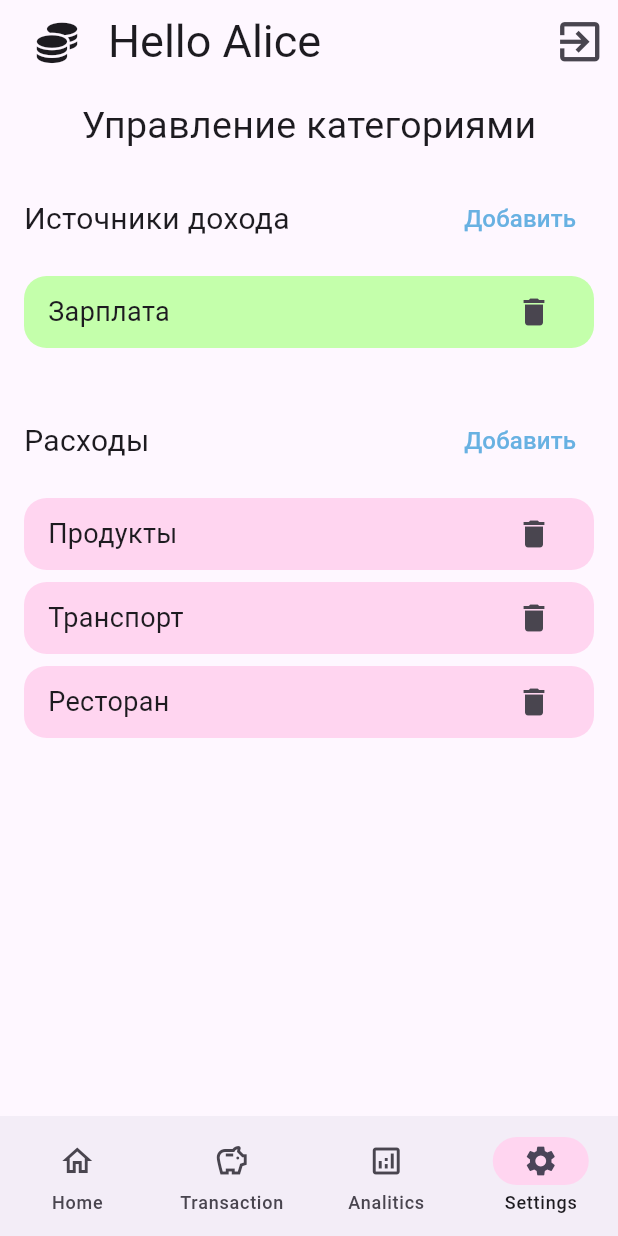
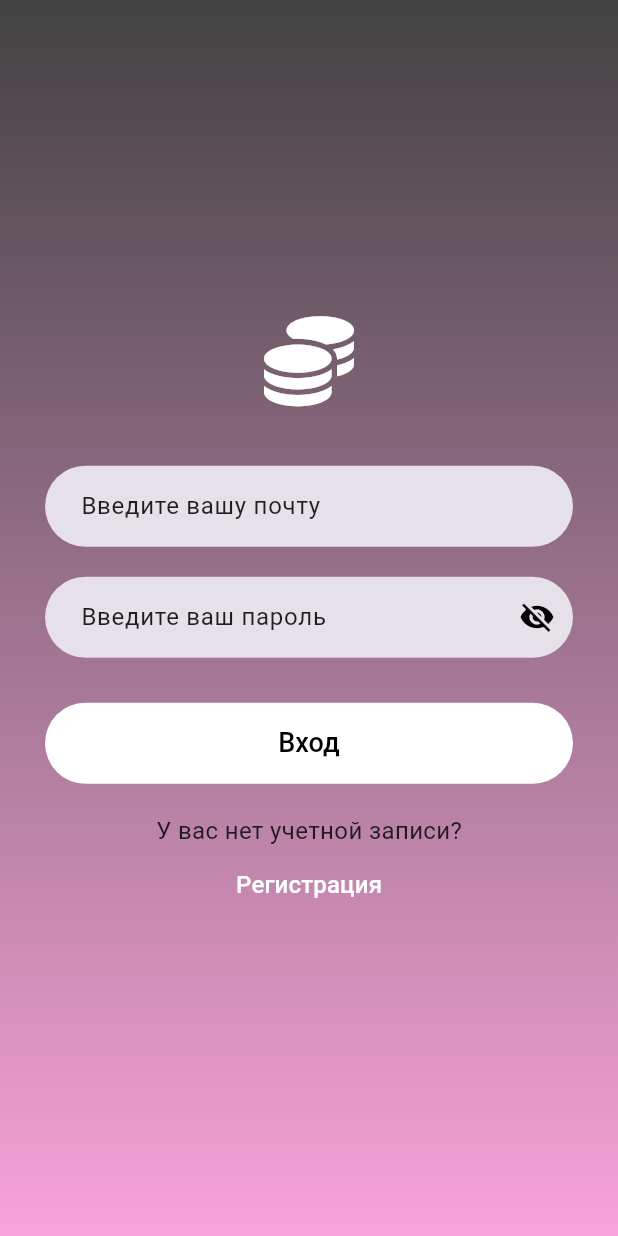
Before and after one commit to CodeByNica/finance-tracker, a Flutter app: the MyHomePage screen opened directly, item 4 of the bottom bar chosen, after a tap on the "exit to app" icon, on a phone screen of 412 x 824 dp. Run offline on Flutter 3.47's test engine with Material 3 defaults, Android fonts, the phone set to English and light mode, and no system bars; our stand-ins replace fl_chart, flutter_speed_dial, font_awesome_flutter.

Commit message:
Добавила экран входа\регистрации и настроила их

```diff
--- a/lib/main.dart
+++ b/lib/main.dart
@@ -1,8 +1,5 @@
 import 'package:flutter/material.dart';
-import 'package:hikari/widgets/home_widgets.dart';
-import 'package:hikari/widgets/transaction_widgets.dart';
-import 'package:hikari/widgets/analitic_widgets.dart';
-import 'package:hikari/widgets/settings_widgets.dart';
+import 'package:hikari/pages/start_page.dart';
 
 void main() {
   runApp(const Home());
@@ -13,74 +10,6 @@ class Home extends StatelessWidget {
 
   @override
   Widget build(BuildContext context) {
-    return MaterialApp(
-      home: const MyHomePage(),
-      debugShowCheckedModeBanner: false,
-    );
+    return MaterialApp(home: StartPage(), debugShowCheckedModeBanner: false);
   }
 }
-
-class MyHomePage extends StatefulWidget {
-  const MyHomePage({super.key});
-  @override
-  State<MyHomePage> createState() => _MyHomePageState();
-}
-
-class _MyHomePageState extends State<MyHomePage> {
-  int currentPageIndex = 0;
-
-  void onSelectedItem(int index) {
-    setState(() {
-      currentPageIndex = index;
-    });
-  }
-
-  Widget getCurrentPage() {
-    switch (currentPageIndex) {
-      case 0:
-        return HomeWidget();
-      case 1:
-        return TransactionWidget();
-      case 2:
-        return AnaliticWidget();
-      case 3:
-        return SettingsWidget();
-      default:
-        return const Center(child: Text('Page???'));
-    }
-  }
-
-  @override
-  Widget build(BuildContext context) {
-    return Scaffold(
-      body: getCurrentPage(),
-      bottomNavigationBar: NavigationBar(
-        onDestinationSelected: onSelectedItem,
-        selectedIndex: currentPageIndex,
-        indicatorColor: Color(0xFFFFD5F0),
-        destinations: const <Widget>[
-          NavigationDestination(
-            icon: Icon(Icons.home_outlined),
-            label: 'Home',
-            selectedIcon: Icon(Icons.home),
-          ),
-          NavigationDestination(
-            icon: Icon(Icons.savings_outlined),
-            label: 'Transaction',
-            selectedIcon: Icon(Icons.savings),
-          ),
-          NavigationDestination(
-            icon: Icon(Icons.analytics_outlined),
-            label: 'Analitics',
-            selectedIcon: Icon(Icons.analytics),
-          ),
-          NavigationDestination(
-            icon: Icon(Icons.settings_outlined),
-            label: 'Settings',
-            selectedIcon: Icon(Icons.settings),
-          ),
-        ],
-      ),
-    );
-  }
-}
--- /dev/null
+++ b/lib/pages/home_page.dart
@@ -0,0 +1,70 @@
+import 'package:flutter/material.dart';
+import 'package:hikari/widgets/home_widgets.dart';
+import 'package:hikari/widgets/transaction_widgets.dart';
+import 'package:hikari/widgets/analitic_widgets.dart';
+import 'package:hikari/widgets/settings_widgets.dart';
+
+class MyHomePage extends StatefulWidget {
+  const MyHomePage({super.key});
+  @override
+  State<MyHomePage> createState() => _MyHomePageState();
+}
+
+class _MyHomePageState extends State<MyHomePage> {
+  int currentPageIndex = 0;
+
+  void onSelectedItem(int index) {
+    setState(() {
+      currentPageIndex = index;
+    });
+  }
+
+  Widget getCurrentPage() {
+    switch (currentPageIndex) {
+      case 0:
+        return HomeWidget();
+      case 1:
+        return TransactionWidget();
+      case 2:
+        return AnaliticWidget();
+      case 3:
+        return SettingsWidget();
+      default:
+        return const Center(child: Text('Page???'));
+    }
+  }
+
+  @override
+  Widget build(BuildContext context) {
+    return Scaffold(
+      body: getCurrentPage(),
+      bottomNavigationBar: NavigationBar(
+        onDestinationSelected: onSelectedItem,
+        selectedIndex: currentPageIndex,
+        indicatorColor: Color(0xFFFFD5F0),
+        destinations: const <Widget>[
+          NavigationDestination(
+            icon: Icon(Icons.home_outlined),
+            label: 'Home',
+            selectedIcon: Icon(Icons.home),
+          ),
+          NavigationDestination(
+            icon: Icon(Icons.savings_outlined),
+            label: 'Transaction',
+            selectedIcon: Icon(Icons.savings),
+          ),
+          NavigationDestination(
+            icon: Icon(Icons.analytics_outlined),
+            label: 'Analitics',
+            selectedIcon: Icon(Icons.analytics),
+          ),
+          NavigationDestination(
+            icon: Icon(Icons.settings_outlined),
+            label: 'Settings',
+            selectedIcon: Icon(Icons.settings),
+          ),
+        ],
+      ),
+    );
+  }
+}
--- /dev/null
+++ b/lib/pages/start_page.dart
@@ -0,0 +1,174 @@
+import 'package:flutter/material.dart';
+import 'package:font_awesome_flutter/font_awesome_flutter.dart';
+import 'package:hikari/pages/registration_page.dart';
+import 'package:hikari/pages/home_page.dart';
+import 'package:hikari/models/user.dart';
+import 'package:hikari/user_list.dart';
+
+class StartPage extends StatefulWidget {
+  const StartPage({super.key});
+  @override
+  State<StartPage> createState() => _StartPageState();
+}
+
+class _StartPageState extends State<StartPage> {
+  bool _isPasswordVisible = false;
+  final TextEditingController _emailController = TextEditingController();
+  final TextEditingController _passwordController = TextEditingController();
+
+  void _login() {
+    String email = _emailController.text.trim();
+    String password = _passwordController.text;
+
+    if (email.isEmpty || password.isEmpty) {
+      _showError('Заполните все поля');
+      return;
+    }
+
+    User? user = users.firstWhere(
+      (u) => u.email == email && u.password == password,
+      orElse: () => User(id: '', name: '', email: '', password: ''),
+    );
+
+    if (user.id.isEmpty) {
+      _showError('Неверная почта или пароль');
+    } else {
+      Navigator.pushReplacement(
+        context,
+        MaterialPageRoute(builder: (context) => const MyHomePage()),
+      );
+    }
+  }
+
+  void _showError(String message) {
+    ScaffoldMessenger.of(
+      context,
+    ).showSnackBar(SnackBar(content: Text(message)));
+  }
+
+  @override
+  Widget build(BuildContext context) {
+    return Scaffold(
+      body: SingleChildScrollView(
+        child: Container(
+          height: MediaQuery.of(context).size.height,
+          decoration: BoxDecoration(
+            gradient: LinearGradient(
+              begin: Alignment.topCenter,
+              end: Alignment.bottomCenter,
+              colors: [
+                Colors.grey.shade800,
+                Color.fromARGB(255, 248, 163, 218),
+              ],
+            ),
+          ),
+          child: Center(
+            child: Padding(
+              padding: const EdgeInsets.symmetric(horizontal: 30),
+              child: Column(
+                mainAxisSize: MainAxisSize.min,
+                children: [
+                  Icon(FontAwesomeIcons.coins, size: 60, color: Colors.white),
+                  SizedBox(height: 40),
+                  TextField(
+                    controller: _emailController,
+                    keyboardType: TextInputType.emailAddress,
+                    style: const TextStyle(color: Colors.black87),
+                    decoration: InputDecoration(
+                      labelText: 'Введите вашу почту',
+                      labelStyle: TextStyle(color: Colors.black87),
+                      hintText: 'Почта',
+                      hintStyle: TextStyle(color: Colors.black54),
+                      filled: true,
+                      border: OutlineInputBorder(
+                        borderRadius: BorderRadius.all(Radius.circular(30)),
+                        borderSide: BorderSide.none,
+                      ),
+                      contentPadding: EdgeInsets.symmetric(
+                        horizontal: 20,
+                        vertical: 15,
+                      ),
+                    ),
+                  ),
+                  SizedBox(height: 20),
+                  TextField(
+                    controller: _passwordController,
+                    obscureText: !_isPasswordVisible,
+                    style: TextStyle(color: Colors.black87),
+                    decoration: InputDecoration(
+                      labelText: 'Введите ваш пароль',
+                      labelStyle: TextStyle(color: Colors.black87),
+                      hintText: 'Пароль',
+                      hintStyle: TextStyle(color: Colors.black54),
+                      filled: true,
+                      border: OutlineInputBorder(
+                        borderRadius: BorderRadius.all(Radius.circular(30)),
+                        borderSide: BorderSide.none,
+                      ),
+                      contentPadding: EdgeInsets.symmetric(
+                        horizontal: 20,
+                        vertical: 15,
+                      ),
+                      suffixIcon: IconButton(
+                        onPressed: () {
+                          setState(() {
+                            _isPasswordVisible = !_isPasswordVisible;
+                          });
+                        },
+                        icon: Icon(
+                          _isPasswordVisible
+                              ? Icons.visibility
+                              : Icons.visibility_off,
+                          color: Colors.black,
+                        ),
+                      ),
+                    ),
+                  ),
+                  SizedBox(height: 30),
+                  SizedBox(
+                    width: double.infinity,
+                    child: FilledButton(
+                      onPressed: _login,
+                      style: ButtonStyle(
+                        backgroundColor: WidgetStateProperty.all(Colors.white),
+                        foregroundColor: WidgetStateProperty.all(Colors.black),
+                        padding: WidgetStateProperty.all(
+                          EdgeInsets.symmetric(vertical: 14),
+                        ),
+                        shape: WidgetStateProperty.all(
+                          RoundedRectangleBorder(
+                            borderRadius: BorderRadius.circular(30),
+                          ),
+                        ),
+                      ),
+                      child: Text('Вход', style: TextStyle(fontSize: 18)),
+                    ),
+                  ),
+                  SizedBox(height: 20),
+                  const Text(
+                    'У вас нет учетной записи?',
+                    style: TextStyle(fontSize: 16),
+                  ),
+                  TextButton(
+                    onPressed: () {
+                      Navigator.push(
+                        context,
+                        MaterialPageRoute(
+                          builder: (context) => const RegistrationPage(),
+                        ),
+                      );
+                    },
+                    child: Text(
+                      'Регистрация',
+                      style: TextStyle(fontSize: 16, color: Colors.white),
+                    ),
+                  ),
+                ],
+              ),
+            ),
+          ),
+        ),
+      ),
+    );
+  }
+}
--- a/lib/widgets/import_widgets.dart
+++ /dev/null
@@ -1,3 +0,0 @@
-// import 'package:hikari/widgets/home_widgets.dart';
-// import 'package:hikari/widgets/transaction_widgets.dart';
-// import 'package:hikari/widgets/analitic_widgets.dart';
--- a/lib/widgets/settings_widgets.dart
+++ b/lib/widgets/settings_widgets.dart
@@ -4,6 +4,7 @@ import 'package:hikari/models/category.dart';
 import 'package:hikari/category_list.dart';
 import 'package:hikari/transaction_list.dart';
 import 'package:hikari/user_list.dart';
+import 'package:hikari/pages/start_page.dart';
 
 class SettingsWidget extends StatefulWidget {
   const SettingsWidget({super.key});
@@ -78,7 +79,12 @@ class _SettingsWidgetState extends State<SettingsWidget> {
         ),
         actions: [
           IconButton(
-            onPressed: () {},
+            onPressed: () {
+              Navigator.push(
+                context,
+                MaterialPageRoute(builder: (context) => const StartPage()),
+              );
+            },
             iconSize: 35,
             icon: const Icon(Icons.exit_to_app),
           ),
```
Also changed, not shown: lib/pages/registration_page.dart (added, +203 -0 lines).
